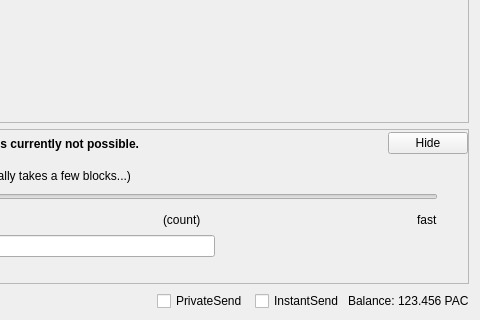
The window that src/qt/forms/sendcoinsdialog.ui (PACCommunity/PAC) describes before a commit, drawn with Qt 5; both pictures show x 370 to 850 and y 206 to 526 of the 850 by 526 pixel window.
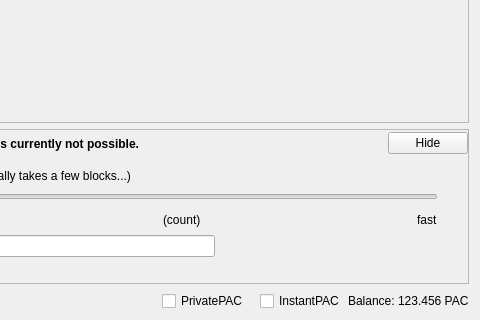
The same window after the commit. Custom widgets are drawn as their Qt base class.

Commit message: InstantPAC and PrivatePAC strings

What changed in the file:
```diff
--- a/src/qt/forms/sendcoinsdialog.ui
+++ b/src/qt/forms/sendcoinsdialog.ui
@@ -1284,7 +1284,7 @@
           </size>
          </property>
          <property name="text">
-          <string>PrivateSend</string>
+          <string>PrivatePAC</string>
          </property>
          <property name="checked">
           <bool>false</bool>
@@ -1303,7 +1303,7 @@
           </size>
          </property>
          <property name="text">
-          <string>InstantSend</string>
+          <string>InstantPAC</string>
          </property>
         </widget>
        </item>
```
The commit also changes 61 other files.
